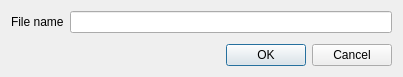
Old version of the form src/filerenamedialog.ui in the repository ZIMA-Engineering/ZIMA-CAD-Parts.
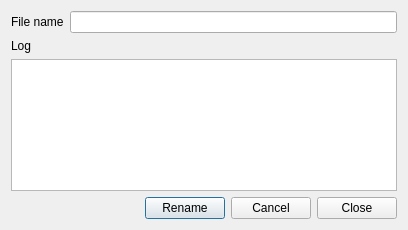
New version of the form. Icons and pictures are not drawn.

What changed in the file:
```diff
--- a/src/filerenamedialog.ui
+++ b/src/filerenamedialog.ui
@@ -9,8 +9,8 @@
    <rect>
     <x>0</x>
     <y>0</y>
-    <width>403</width>
-    <height>77</height>
+    <width>408</width>
+    <height>230</height>
    </rect>
   </property>
   <property name="windowTitle">
@@ -36,15 +36,57 @@
     </layout>
    </item>
    <item>
-    <widget class="QDialogButtonBox" name="buttonBox">
-     <property name="orientation">
-      <enum>Qt::Horizontal</enum>
+    <widget class="QLabel" name="label">
+     <property name="text">
+      <string>Log</string>
      </property>
-     <property name="standardButtons">
-      <set>QDialogButtonBox::Cancel|QDialogButtonBox::Ok</set>
+    </widget>
+   </item>
+   <item>
+    <widget class="QTextEdit" name="logTextEdit">
+     <property name="readOnly">
+      <bool>true</bool>
      </property>
     </widget>
    </item>
+   <item>
+    <layout class="QHBoxLayout" name="horizontalLayout">
+     <item>
+      <spacer name="horizontalSpacer">
+       <property name="orientation">
+        <enum>Qt::Horizontal</enum>
+       </property>
+       <property name="sizeHint" stdset="0">
+        <size>
+         <width>40</width>
+         <height>20</height>
+        </size>
+       </property>
+      </spacer>
+     </item>
+     <item>
+      <widget class="QPushButton" name="renameButton">
+       <property name="text">
+        <string>Rename</string>
+       </property>
+      </widget>
+     </item>
+     <item>
+      <widget class="QPushButton" name="cancelButton">
+       <property name="text">
+        <string>Cancel</string>
+       </property>
+      </widget>
+     </item>
+     <item>
+      <widget class="QPushButton" name="closeButton">
+       <property name="text">
+        <string>Close</string>
+       </property>
+      </widget>
+     </item>
+    </layout>
+   </item>
   </layout>
  </widget>
  <resources>
```
Left out of the diff: 38 changed lines with no effect on the pictures.
